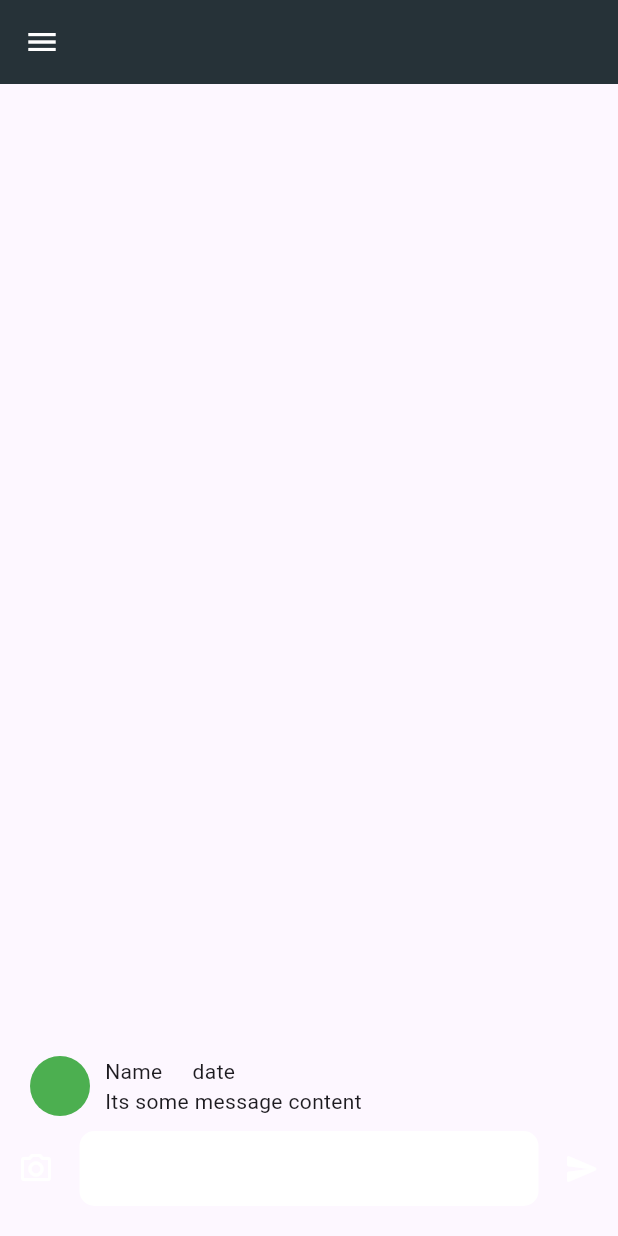
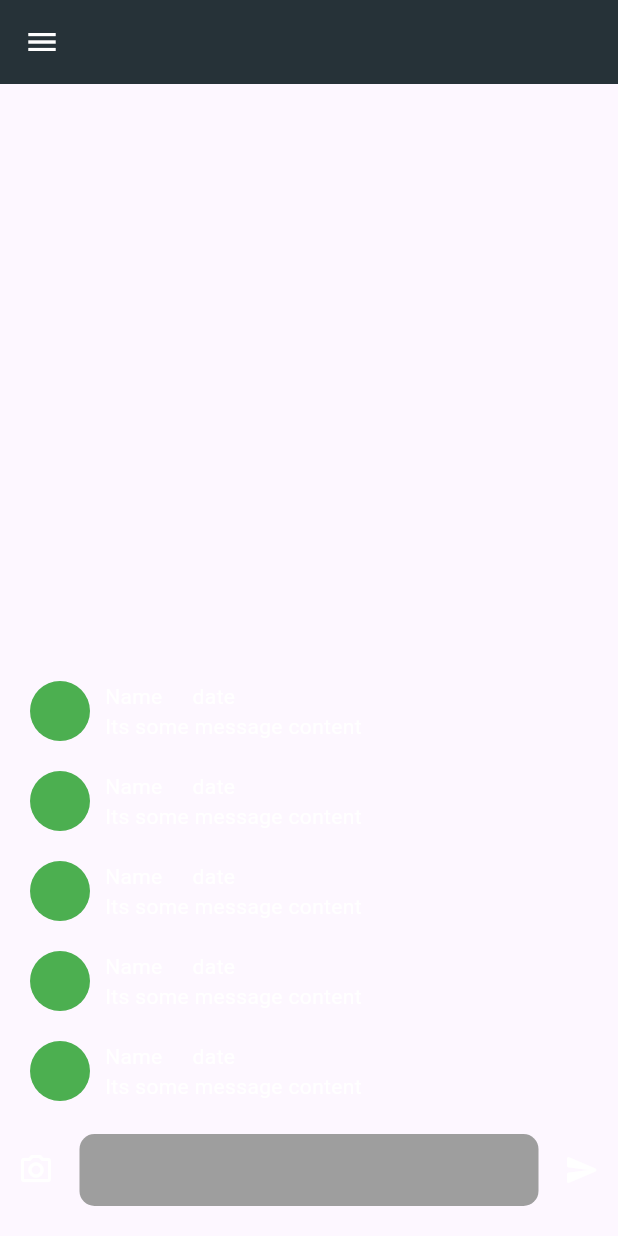
Before and after one commit to Mondal-Prasun/Ciscord, a Flutter app: the ChatScreen screen opened directly with empty values, on a phone screen of 412 x 824 dp. Run offline on Flutter 3.47's test engine with Material 3 defaults, Android fonts, the phone set to English and light mode, and no system bars; our stand-ins replace google_fonts, lottie.

Commit message:
fixed message box

```diff
--- a/lib/screens/chat_screen.dart
+++ b/lib/screens/chat_screen.dart
@@ -29,7 +29,7 @@ class _ChatScreenState extends State<ChatScreen> {
             ),
             child: ListView.builder(
               reverse: true,
-              itemCount: 1,
+              itemCount: 5,
               itemBuilder: (context, index) {
                 return Expanded(
                   child: ChatBubble(),
@@ -56,22 +56,24 @@ class _ChatScreenState extends State<ChatScreen> {
                         vertical: 20,
                         horizontal: 5,
                       ),
-                      height: 50,
                       width: double.infinity,
                       decoration: const BoxDecoration(
-                        color: Colors.white,
+                        color: Colors.grey,
                         borderRadius: BorderRadius.all(
                           Radius.circular(10),
                         ),
                       ),
                       alignment: Alignment.center,
                       //MARK:form work
+                      child: Padding(
+                        padding: const EdgeInsets.symmetric(horizontal: 10),
                         child: Form(
                           child: TextFormField(
                             maxLines: null,
                             keyboardType: TextInputType.multiline,
                             decoration: const InputDecoration(
                               border: InputBorder.none,
+                            ),
                           ),
                         ),
                       ),
--- a/lib/widgets/chat_bubble.dart
+++ b/lib/widgets/chat_bubble.dart
@@ -20,20 +20,38 @@ class _ChatBubbleState extends State<ChatBubble> {
           ),
           Container(
             alignment: Alignment.topLeft,
-            padding: const EdgeInsets.symmetric(horizontal: 10),
+            padding: const EdgeInsets.symmetric(
+              horizontal: 10,
+              vertical: 10,
+            ),
             child: const Column(
               crossAxisAlignment: CrossAxisAlignment.start,
               children: [
                 Row(
                   children: [
-                    Text("Name"),
+                    Text(
+                      "Name",
+                      style: TextStyle(
+                        color: Colors.white,
+                      ),
+                    ),
                     SizedBox(
                       width: 20,
                     ),
-                    Text("date"),
+                    Text(
+                      "date",
+                      style: TextStyle(
+                        color: Colors.white,
+                      ),
+                    ),
                   ],
                 ),
-                Text("Its some message content"),
+                Text(
+                  "Its some message content",
+                  style: TextStyle(
+                    color: Colors.white,
+                  ),
+                ),
               ],
             ),
           )
```
Lines whose indentation alone changed are shown as unchanged.
